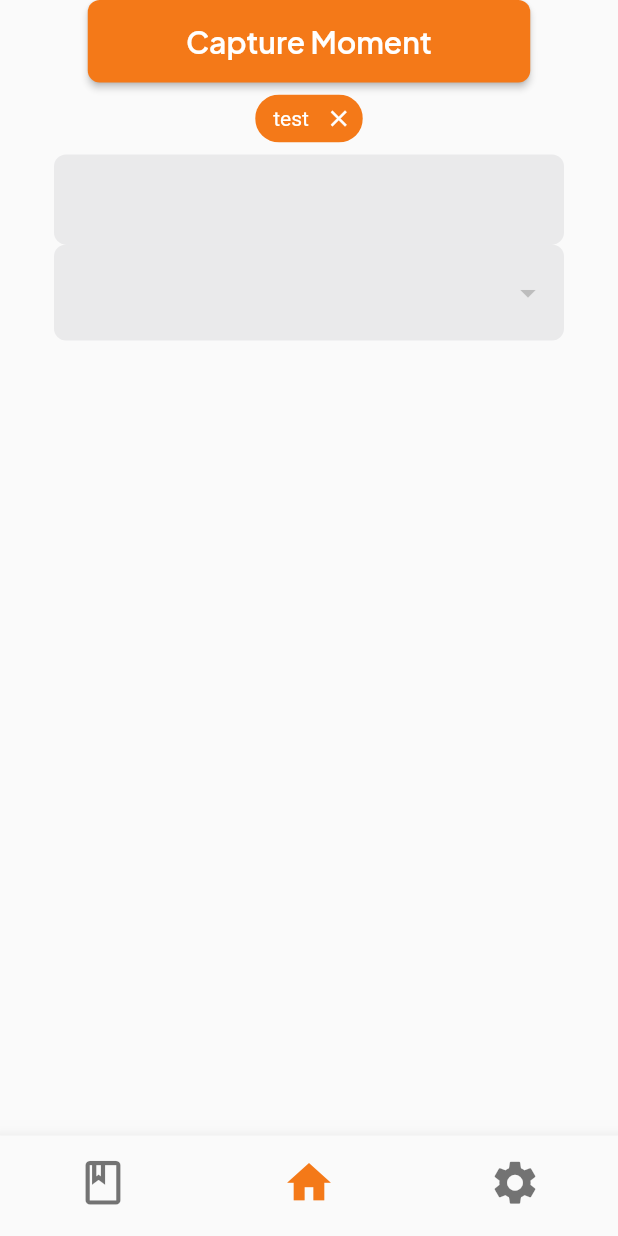
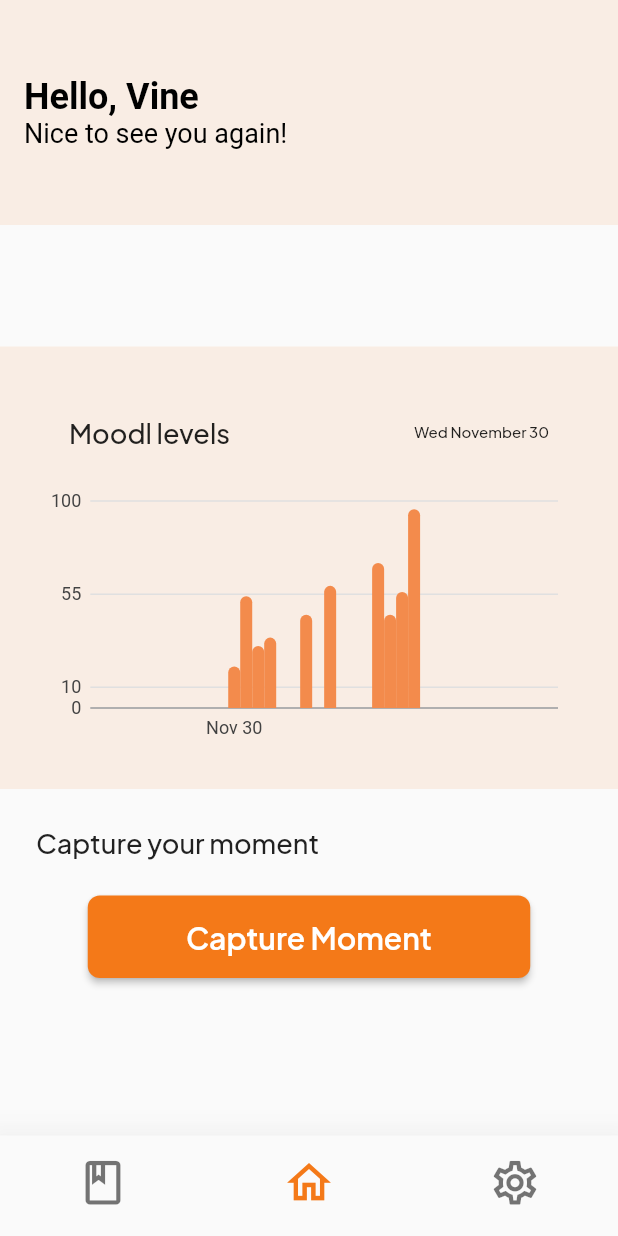
Before and after one commit to dirkzon/Moodlet, a Flutter app: the screen it shows after launch, on a phone screen of 412 x 824 dp. Run offline on Flutter 3.47's test engine with Material 2 defaults, Android fonts, the phone set to English and light mode, and no system bars; our stand-ins replace charts_flutter, flutter_blue, hive, hive_flutter; accounts and stored records are empty.

Commit message:
created mood chart

```diff
--- /dev/null
+++ b/lib/pages/common_components/chart.dart
@@ -0,0 +1,157 @@
+import 'package:bletest/comms/hive/models/hiveEntry.dart';
+import 'package:flutter/material.dart';
+import 'package:charts_flutter/flutter.dart' as charts;
+import 'package:intl/intl.dart';
+import "package:collection/collection.dart";
+
+var data = [];
+
+var testData = [
+  HiveEntry(date: DateTime.parse("2022-11-30T06:30"), mm: 20),
+  HiveEntry(date: DateTime.parse("2022-11-30T08:08"), mm: 50),
+  HiveEntry(date: DateTime.parse("2022-11-30T08:50"), mm: 10),
+  HiveEntry(date: DateTime.parse("2022-11-30T12:12"), mm: 45),
+  HiveEntry(date: DateTime.parse("2022-11-30T14:12"), mm: 67),
+  HiveEntry(date: DateTime.parse("2022-11-30T19:17"), mm: 10),
+  HiveEntry(date: DateTime.parse("2022-11-30T19:18"), mm: 80),
+  HiveEntry(date: DateTime.parse("2022-11-30T21:23"), mm: 96),
+  HiveEntry(date: DateTime.parse("2022-11-30T07:08"), mm: 54),
+  HiveEntry(date: DateTime.parse("2022-11-30T09:50"), mm: 34),
+  HiveEntry(date: DateTime.parse("2022-11-30T14:12"), mm: 58),
+  HiveEntry(date: DateTime.parse("2022-11-30T14:12"), mm: 52),
+  HiveEntry(date: DateTime.parse("2022-11-30T18:17"), mm: 70),
+  HiveEntry(date: DateTime.parse("2022-11-30T20:18"), mm: 13),
+  HiveEntry(date: DateTime.parse("2022-11-30T20:23"), mm: 100),
+];
+
+class MoodChart extends StatefulWidget {
+  const MoodChart({super.key});
+
+  @override
+  _MoodChartState createState() => _MoodChartState();
+}
+
+// do not use moodchart in SingleChildScrollView
+class _MoodChartState extends State<MoodChart> {
+  DateTime date = DateTime.now();
+
+  List<HiveEntry> _changeDataResulution(Iterable<HiveEntry> data) {
+    var grouped = groupBy(data, (HiveEntry entry) {
+      return entry.date.hour;
+    });
+
+    return grouped.entries.map((MapEntry<int, List<HiveEntry>> item) {
+      return HiveEntry(
+          date: DateTime(date.year, date.month, date.day, item.key),
+          mm: item.value.map((entry) => entry.mm).reduce((a, b) => a + b) ~/
+              item.value.length);
+    }).toList();
+  }
+
+  List<charts.Series<HiveEntry, DateTime>> _getData() {
+    return [
+      charts.Series<HiveEntry, DateTime>(
+          id: 'moodData',
+          measureFn: (entry, index) => entry.mm,
+          domainFn: (entry, index) => entry.date,
+          data: _changeDataResulution(testData),
+          fillColorFn: (entry, index) =>
+              const charts.Color(r: 243, g: 139, b: 76)),
+    ];
+  }
+
+  List<charts.TickSpec<num>> _createPrimaryTickSpec() {
+    const styleSpec = charts.TextStyleSpec(fontSize: 12);
+    return const [
+      charts.TickSpec(0, label: ''),
+      charts.TickSpec(10, label: 'Low', style: styleSpec),
+      charts.TickSpec(55, label: 'Med', style: styleSpec),
+      charts.TickSpec(100, label: 'High', style: styleSpec),
+    ];
+  }
+
+  List<charts.TickSpec<DateTime>> _createDomainTickSpec() {
+    const styleSpec = charts.TextStyleSpec(fontSize: 12);
+    DateTime startOfDay = DateTime(date.year, date.month, date.day);
+    return [
+      charts.TickSpec(startOfDay.add(const Duration(hours: 0)),
+          label: '', style: styleSpec),
+      charts.TickSpec(startOfDay.add(const Duration(hours: 6)),
+          label: 'sunrise', style: styleSpec),
+      charts.TickSpec(startOfDay.add(const Duration(hours: 12)),
+          label: 'midday', style: styleSpec),
+      charts.TickSpec(startOfDay.add(const Duration(hours: 18)),
+          label: 'sundown', style: styleSpec),
+      charts.TickSpec(startOfDay.add(const Duration(hours: 22)),
+          label: 'night', style: styleSpec),
+      charts.TickSpec(startOfDay.add(const Duration(hours: 24)),
+          label: '', style: styleSpec),
+    ];
+  }
+
+  @override
+  Widget build(BuildContext context) {
+    return Container(
+        color: const Color.fromARGB(25, 244, 119, 24),
+        child: Container(
+            decoration: BoxDecoration(
+              borderRadius: BorderRadius.circular(20),
+              color: Colors.transparent,
+            ),
+            margin: const EdgeInsets.all(13.0),
+            padding: const EdgeInsets.all(13.0),
+            child: Column(
+              children: [
+                Container(
+                    padding: const EdgeInsets.all(20.0),
+                    child: Row(
+                      children: [
+                        const Text(
+                          "Moodl levels",
+                          style: TextStyle(
+                              fontWeight: FontWeight.w500, fontSize: 18),
+                        ),
+                        const Spacer(),
+                        Text(
+                          DateFormat('EEE MMMM d').format(date).toString(),
+                          style: const TextStyle(
+                              fontWeight: FontWeight.w500, fontSize: 10),
+                        ),
+                      ],
+                    )),
+                SizedBox(
+                  height: 180,
+                  child: charts.TimeSeriesChart(
+                    _getData(),
+                    animate: true,
+                    animationDuration: const Duration(milliseconds: 750),
+                    behaviors: [
+                      charts.PanAndZoomBehavior(),
+                      charts.SlidingViewport(
+                        charts.SelectionModelType.action,
+                      ),
+                    ],
+                    primaryMeasureAxis: charts.NumericAxisSpec(
+                        tickProviderSpec: charts.StaticNumericTickProviderSpec(
+                            _createPrimaryTickSpec())),
+                    domainAxis: charts.DateTimeAxisSpec(
+                        tickFormatterSpec:
+                            const charts.AutoDateTimeTickFormatterSpec(
+                          day: charts.TimeFormatterSpec(
+                              format: 'hh',
+                              transitionFormat: 'hh',
+                              noonFormat: 'hh'),
+                        ),
+                        tickProviderSpec: charts.StaticDateTimeTickProviderSpec(
+                            _createDomainTickSpec())),
+                    defaultRenderer: charts.BarRendererConfig<DateTime>(
+                      maxBarWidthPx: 8,
+                      groupingType: charts.BarGroupingType.grouped,
+                      cornerStrategy: const charts.ConstCornerStrategy(50),
+                    ),
+                  ),
+                )
+              ],
+            )));
+  }
+}
--- a/lib/pages/home_page/home_screen.dart
+++ b/lib/pages/home_page/home_screen.dart
@@ -1,4 +1,6 @@
 import 'package:flutter/material.dart';
+
+import '../common_components/chart.dart';
 
 class HomeScreen extends StatefulWidget {
   const HomeScreen({super.key});
@@ -8,27 +10,64 @@ class HomeScreen extends StatefulWidget {
 }
 
 class _HomeScreenState extends State<HomeScreen> {
+  bool _switchValue = false;
+
+  void _updateSwitch(bool value) {
+    setState(() {
+      _switchValue = value;
+    });
+  }
+
   @override
   Widget build(BuildContext context) {
     return Scaffold(
-      body: Center(
-          child: Column(
-        children: [
-          ElevatedButton(
+        body: Column(
+      children: [
+        AppBar(
+            backgroundColor: const Color.fromARGB(25, 244, 119, 24),
+            title: Column(
+                crossAxisAlignment: CrossAxisAlignment.start,
+                children: const [
+                  Text(
+                    'Hello, Vine',
+                  ),
+                  Text(
+                    'Nice to see you again!',
+                    style: TextStyle(fontWeight: FontWeight.w400, fontSize: 18),
+                  ),
+                ])),
+        const Spacer(),
+        const MoodChart(),
+        Container(
+            alignment: Alignment.topLeft,
+            padding: const EdgeInsets.only(top: 24, left: 24),
+            child: const Text(
+              'Capture your moment',
+              style: TextStyle(
+                fontSize: 18,
+                fontWeight: FontWeight.w500,
+              ),
+            )),
+        Container(
+          margin: const EdgeInsets.all(24.0),
+          child: ElevatedButton(
             onPressed: () {},
             child: const Text('Capture Moment'),
           ),
-          Chip(
-            label: Text('test'),
-            deleteIcon: Icon(Icons.close),
-            onDeleted: () => print('deleted'),
-          ),
-          SizedBox(width: 340, child: TextFormField()),
-          SizedBox(
-              width: 340,
-              child: DropdownButtonFormField(items: [], onChanged: (obj) {}))
-        ],
-      )),
-    );
+        ),
+        const Spacer(),
+        // Chip(
+        //   label: const Text('test'),
+        //   deleteIcon: const Icon(Icons.close),
+        //   onDeleted: () => print('deleted'),
+        // ),
+        // SizedBox(width: 340, child: TextFormField()),
+        // SizedBox(
+        //     width: 340,
+        //     child: DropdownButtonFormField(items: [], onChanged: (obj) {})),
+        // CupertinoSwitch(value: _switchValue, onChanged: _updateSwitch),
+        // const DateTimeSelector(),
+      ],
+    ));
   }
 }
--- a/lib/pages/navigation_page.dart
+++ b/lib/pages/navigation_page.dart
@@ -2,6 +2,7 @@ import 'package:flutter/material.dart';
 
 import 'ble_page/find_devices_screen.dart';
 import 'home_page/home_screen.dart';
+import 'settings_page/settings_screen.dart';
 
 class NavigationPage extends StatefulWidget {
   const NavigationPage({key}) : super(key: key);
@@ -16,7 +17,7 @@ class _NavigationState extends State<NavigationPage> {
   final List _screens = [
     const HomeScreen(),
     const HomeScreen(),
-    const FindDevicesScreen()
+    const SettingsScreen(),
   ];
 
   void _updateIndex(int value) {
@@ -30,10 +31,12 @@ class _NavigationState extends State<NavigationPage> {
     return Scaffold(
         body: _screens[_index],
         bottomNavigationBar: BottomNavigationBar(
+          elevation: 20.0,
+          enableFeedback: true,
           currentIndex: _index,
           onTap: _updateIndex,
           iconSize: 35,
-          landscapeLayout: BottomNavigationBarLandscapeLayout.linear,
+          landscapeLayout: BottomNavigationBarLandscapeLayout.centered,
           showSelectedLabels: false,
           showUnselectedLabels: false,
           items: const [
@@ -45,13 +48,13 @@ class _NavigationState extends State<NavigationPage> {
                 tooltip: 'Journal'),
             BottomNavigationBarItem(
                 icon: Icon(
-                  Icons.home,
+                  Icons.home_outlined,
                 ),
                 label: 'Home',
                 tooltip: 'Home'),
             BottomNavigationBarItem(
                 icon: Icon(
-                  Icons.settings,
+                  Icons.settings_outlined,
                 ),
                 label: 'Settings',
                 tooltip: 'Settings'),
--- a/lib/pages/theme_config.dart
+++ b/lib/pages/theme_config.dart
@@ -11,7 +11,7 @@ mixin ThemeConfig {
               fontWeight: FontWeight.w600,
             ),
             //editorial
-            titleLarge: TextStyle(fontSize: 48.0, fontWeight: FontWeight.bold),
+            titleLarge: TextStyle(fontSize: 28.0, fontWeight: FontWeight.w400),
             //headings
             headlineMedium: TextStyle(
               fontSize: 18.0,
@@ -62,10 +62,21 @@ mixin ThemeConfig {
           labelStyle: TextStyle(color: Colors.white),
           iconTheme: IconThemeData(color: Colors.white),
           deleteIconColor: Colors.white,
-        )
+        ),
 
-        //dropdown
-
-        );
+        //text button
+        textButtonTheme: TextButtonThemeData(
+            style: ButtonStyle(
+                padding: MaterialStateProperty.all(const EdgeInsets.all(24.0)),
+                textStyle: MaterialStateProperty.all(const TextStyle(
+                    fontSize: 16.0, fontWeight: FontWeight.w400)))),
+        appBarTheme: const AppBarTheme(
+            titleTextStyle: TextStyle(
+                fontSize: 24.0,
+                fontWeight: FontWeight.w600,
+                color: Colors.black),
+            toolbarHeight: 150,
+            color: Colors.transparent,
+            shadowColor: Colors.transparent));
   }
 }
--- a/pubspec.yaml
+++ b/pubspec.yaml
@@ -41,6 +41,8 @@ dependencies:
   provider: ^6.0.4
   hive_flutter: ^1.1.0
   hive_generator: ^2.0.0
+  intl: ^0.17.0
+  charts_flutter: ^0.12.0
 
 
 dev_dependencies:
```
Also changed, not shown: lib/pages/common_components/date_time_selector.dart (added, +98 -0 lines), lib/pages/settings_page/settings_screen.dart (added, +48 -0 lines), pubspec.lock.
